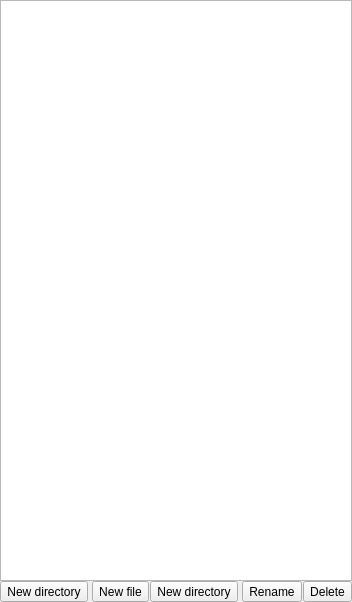
Old version of the form editor/FileManager.ui in the repository zapolnov/zxide.
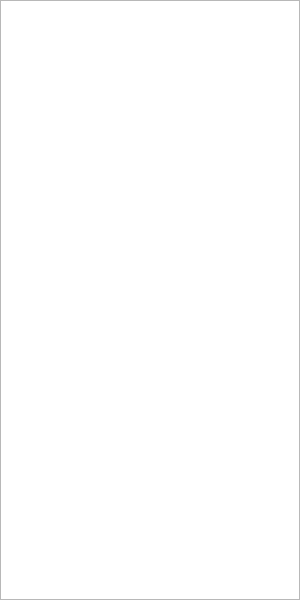
New version of the form. Icons and pictures are not drawn.

What changed in the file:
```diff
--- a/editor/FileManager.ui
+++ b/editor/FileManager.ui
@@ -6,8 +6,8 @@
    <rect>
     <x>0</x>
     <y>0</y>
-    <width>311</width>
-    <height>602</height>
+    <width>300</width>
+    <height>600</height>
    </rect>
   </property>
   <layout class="QVBoxLayout" name="mainLayout">
@@ -92,173 +92,6 @@
      </column>
     </widget>
    </item>
-   <item>
-    <layout class="QHBoxLayout" name="buttonsLayout">
-     <property name="spacing">
-      <number>1</number>
-     </property>
-     <item>
-      <widget class="QToolButton" name="refreshButton">
-       <property name="toolTip">
-        <string>Refresh view</string>
-       </property>
-       <property name="text">
-        <string>New directory</string>
-       </property>
-       <property name="icon">
-        <iconset resource="res/resources.qrc">
-         <normaloff>:/resources/fatcow16x16/arrow_refresh.png</normaloff>:/resources/fatcow16x16/arrow_refresh.png</iconset>
-       </property>
-       <property name="iconSize">
-        <size>
-         <width>16</width>
-         <height>16</height>
-        </size>
-       </property>
-      </widget>
-     </item>
-     <item>
-      <widget class="QWidget" name="separator1" native="true">
-       <property name="sizePolicy">
-        <sizepolicy hsizetype="Fixed" vsizetype="Preferred">
-         <horstretch>0</horstretch>
-         <verstretch>0</verstretch>
-        </sizepolicy>
-       </property>
-       <property name="minimumSize">
-        <size>
-         <width>2</width>
-         <height>0</height>
-        </size>
-       </property>
-       <property name="maximumSize">
-        <size>
-         <width>2</width>
-         <height>16777215</height>
-        </size>
-       </property>
-      </widget>
-     </item>
-     <item>
-      <widget class="QToolButton" name="newFileButton">
-       <property name="toolTip">
-        <string>Create file</string>
-       </property>
-       <property name="text">
-        <string>New file</string>
-       </property>
-       <property name="icon">
-        <iconset resource="res/resources.qrc">
-         <normaloff>:/resources/fatcow16x16/page_white_add.png</normaloff>:/resources/fatcow16x16/page_white_add.png</iconset>
-       </property>
-       <property name="iconSize">
-        <size>
-         <width>16</width>
-         <height>16</height>
-        </size>
-       </property>
-       <property name="shortcut">
-        <string>Ctrl+N</string>
-       </property>
-      </widget>
-     </item>
-     <item>
-      <widget class="QToolButton" name="newDirectoryButton">
-       <property name="toolTip">
-        <string>Create directory</string>
-       </property>
-       <property name="text">
-        <string>New directory</string>
-       </property>
-       <property name="icon">
-        <iconset resource="res/resources.qrc">
-         <normaloff>:/resources/fatcow16x16/folder_add.png</normaloff>:/resources/fatcow16x16/folder_add.png</iconset>
-       </property>
-       <property name="iconSize">
-        <size>
-         <width>16</width>
-         <height>16</height>
-        </size>
-       </property>
-      </widget>
-     </item>
-     <item>
-      <widget class="QWidget" name="separator2" native="true">
-       <property name="sizePolicy">
-        <sizepolicy hsizetype="Fixed" vsizetype="Preferred">
-         <horstretch>0</horstretch>
-         <verstretch>0</verstretch>
-        </sizepolicy>
-       </property>
-       <property name="minimumSize">
-        <size>
-         <width>2</width>
-         <height>0</height>
-        </size>
-       </property>
-       <property name="maximumSize">
-        <size>
-         <width>2</width>
-         <height>16777215</height>
-        </size>
-       </property>
-      </widget>
-     </item>
-     <item>
-      <widget class="QToolButton" name="renameButton">
-       <property name="toolTip">
-        <string>Rename selected file or directory</string>
-       </property>
-       <property name="text">
-        <string>Rename</string>
-       </property>
-       <property name="icon">
-        <iconset resource="res/resources.qrc">
-         <normaloff>:/resources/fatcow16x16/text_edit.png</normaloff>:/resources/fatcow16x16/text_edit.png</iconset>
-       </property>
-       <property name="iconSize">
-        <size>
-         <width>16</width>
-         <height>16</height>
-        </size>
-       </property>
-      </widget>
-     </item>
-     <item>
-      <widget class="QToolButton" name="deleteButton">
-       <property name="toolTip">
-        <string>Delete selected file or directory</string>
-       </property>
-       <property name="text">
-        <string>Delete</string>
-       </property>
-       <property name="icon">
-        <iconset resource="res/resources.qrc">
-         <normaloff>:/resources/fatcow16x16/bin_closed.png</normaloff>:/resources/fatcow16x16/bin_closed.png</iconset>
-       </property>
-       <property name="iconSize">
-        <size>
-         <width>16</width>
-         <height>16</height>
-        </size>
-       </property>
-      </widget>
-     </item>
-     <item>
-      <spacer name="buttonsSpacer">
-       <property name="orientation">
-        <enum>Qt::Horizontal</enum>
-       </property>
-       <property name="sizeHint" stdset="0">
-        <size>
-         <width>40</width>
-         <height>20</height>
-        </size>
-       </property>
-      </spacer>
-     </item>
-    </layout>
-   </item>
   </layout>
   <action name="newDirectoryAction">
    <property name="icon">
```
Left out of the diff: 9 changed lines with no effect on the pictures.
